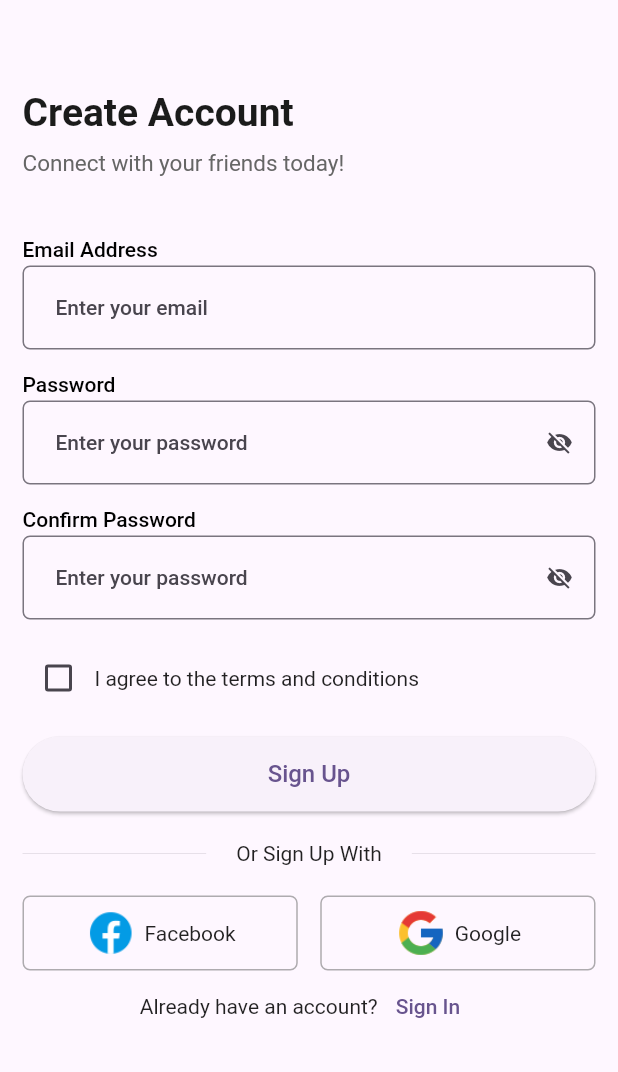
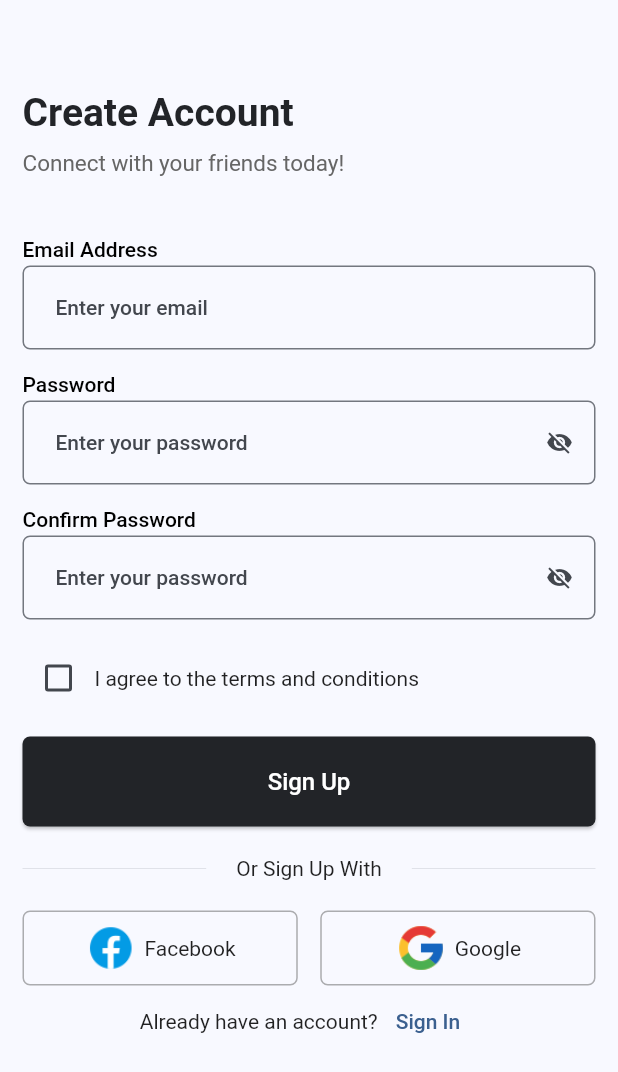
Before and after one commit to avishka2k/TravelWise, a Flutter app: the AppSignUp screen opened directly, on a phone screen of 412 x 824 dp. Shown: the top 1072 px of the screen. Run offline on Flutter 3.47's test engine with Material 2 defaults, Android fonts, the phone set to English and light mode, and no system bars; our stand-ins replace firebase_core, flutter_onboarding_slider, getwidget, google_fonts, shared_preferences; accounts and stored records are empty.

```diff
--- a/lib/app_data.dart
+++ b/lib/app_data.dart
@@ -2,10 +2,23 @@ import 'package:flutter/material.dart';
 
 const EdgeInsets appPagePadding = EdgeInsets.only(left: 15, right: 15, top: 20);
 const TextStyle appTextHeader1 = TextStyle(
-    fontSize: 26,
-    fontWeight: FontWeight.bold,
-    color: Color.fromARGB(255, 27, 27, 27));
+    fontSize: 26, fontWeight: FontWeight.bold, color: Color(0xff222428));
 const TextStyle appTextSubHeader =
     TextStyle(fontSize: 15, color: Color.fromARGB(255, 102, 102, 102));
 const EdgeInsets appFieldPadding = EdgeInsets.only(bottom: 15);
 BorderRadius appBorderRadius = BorderRadius.circular(5);
+
+class AppColors {
+  static const Color primary = Color(0xff3880FF);
+  static const Color secondory = Color(0xffAA66CC);
+  static const Color success = Color(0xff10DC60);
+  static const Color info = Color(0xff33B5E5);
+  static const Color warning = Color(0xffFFBB33);
+  static const Color danger = Color(0xffF04141);
+  static const Color light= Color(0xffE0E0E0);
+  static const Color dark = Color(0xff222428);
+  static const Color white = Color(0xffffffff);
+  static const Color focus = Color(0xff434054);
+  static const Color alt = Color(0xff794c8a);
+  static const Color transparent = Colors.transparent;
+}
--- a/lib/components/app_button.dart
+++ b/lib/components/app_button.dart
@@ -1,5 +1,7 @@
 import 'package:flutter/material.dart';
+import 'package:travelwise/app_data.dart';
 
+// ignore: must_be_immutable
 class AppPrimaryBtn extends StatelessWidget {
   Function() onPressed;
   String btnText;
@@ -17,13 +19,24 @@ class AppPrimaryBtn extends StatelessWidget {
           child: ElevatedButton(
             onPressed: onPressed,
             style: ButtonStyle(
+              backgroundColor: MaterialStateProperty.all<Color>(
+                AppColors.dark
+              ),
               fixedSize: MaterialStateProperty.all<Size>(
-                const Size.fromHeight(50.0),
+                const Size.fromHeight(60.0),
+              ),
+              shape: MaterialStateProperty.all<RoundedRectangleBorder>(
+                RoundedRectangleBorder(
+                  borderRadius: appBorderRadius,
+                ),
               ),
             ),
             child: Text(
               btnText,
-              style: const TextStyle(fontSize: 16),
+              style: const TextStyle(
+                fontSize: 16,
+                color: Colors.white,
+              ),
             ),
           ),
         ),
--- a/lib/main.dart
+++ b/lib/main.dart
@@ -1,9 +1,9 @@
 import 'package:firebase_core/firebase_core.dart';
 import 'package:flutter/material.dart';
 import 'package:google_fonts/google_fonts.dart';
+import 'package:travelwise/app_data.dart';
 import 'package:travelwise/firebase_options.dart';
 import 'package:travelwise/screens/settings/settings.dart';
-import 'package:travelwise/screens/signup/signup.dart';
 
 void main() async {
   WidgetsFlutterBinding.ensureInitialized();
@@ -22,7 +22,7 @@ class MyApp extends StatelessWidget {
       debugShowCheckedModeBanner: false,
       title: 'TravelWise',
       theme: ThemeData(
-        colorSchemeSeed: Colors.deepPurple,
+        colorSchemeSeed: AppColors.dark,
         brightness: Brightness.light,
         textTheme: GoogleFonts.robotoTextTheme(Theme.of(context).textTheme),
         useMaterial3: true,
--- a/pubspec.yaml
+++ b/pubspec.yaml
@@ -36,6 +36,7 @@ dependencies:
   flutter_slidable: ^3.0.0
   firebase_core: ^2.16.0
   shared_preferences: ^2.2.1
+  getwidget: ^4.0.0
 
 dev_dependencies:
   flutter_test:
```
Also changed, not shown: lib/components/appbar/appbar_back.dart (added, +31 -0 lines), lib/components/modern_inputfiled.dart (added, +37 -0 lines), lib/screens/settings/edit_profile.dart (added, +115 -0 lines), lib/screens/settings/settings.dart (+19 -7 lines), lib/screens/signin/signin.dart (+8 -11 lines), pubspec.lock.
